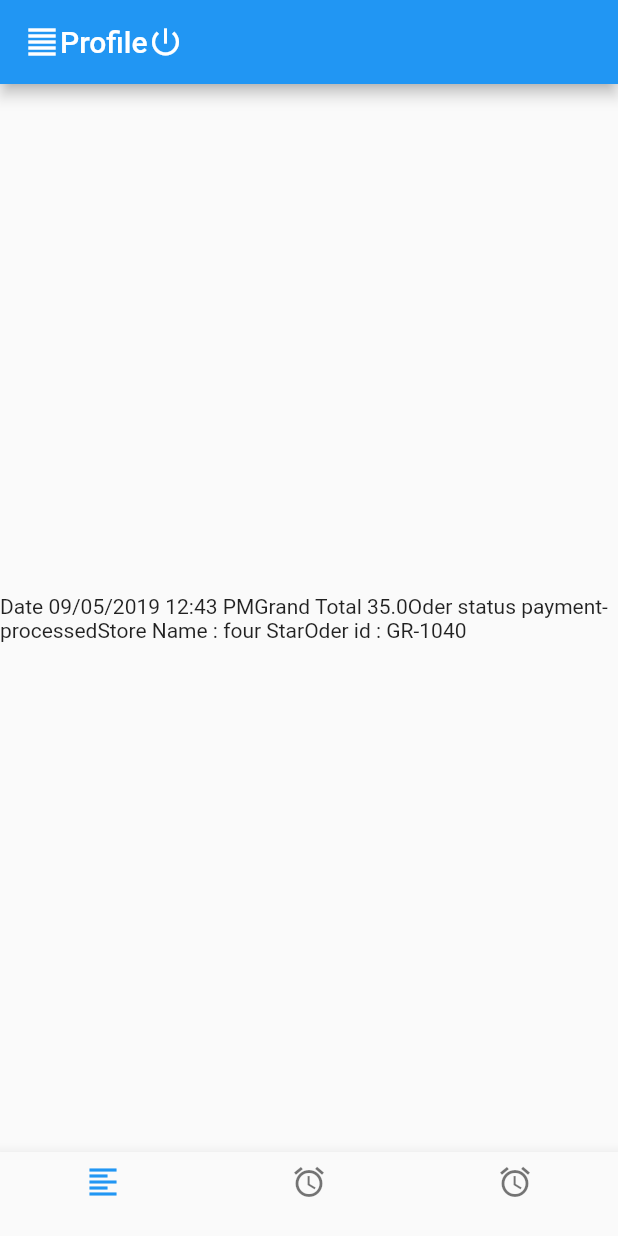
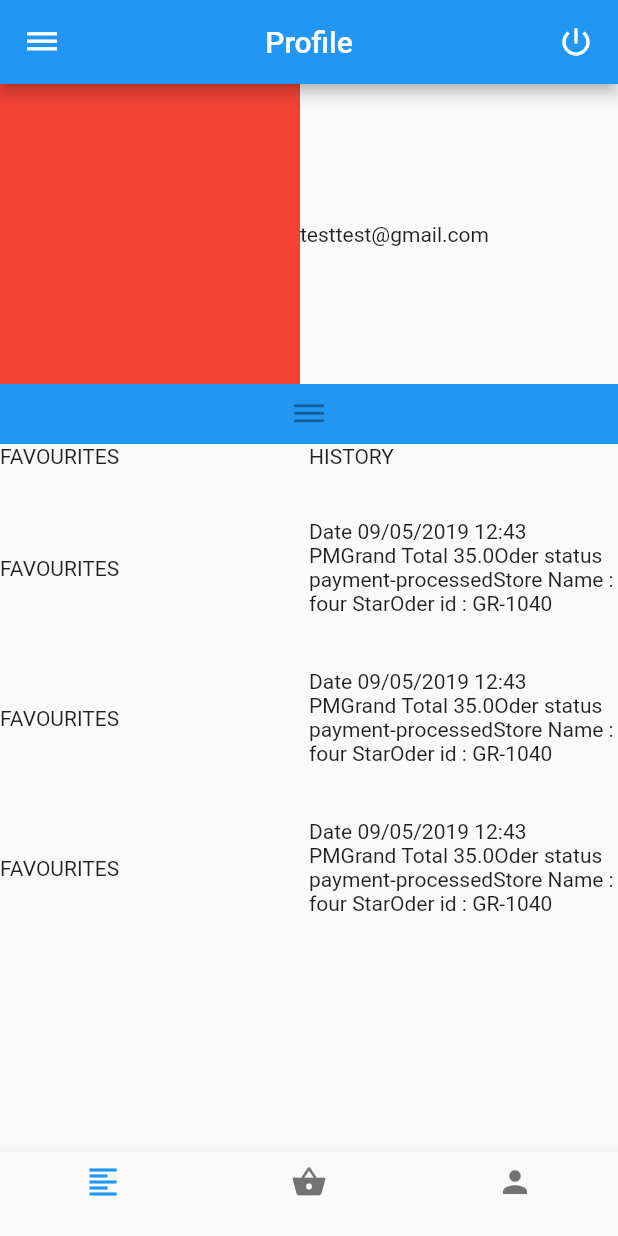
Before and after one commit to INTERNS-LXI-TECHNOLOGIES/Flutter-Workshop, a Flutter app: the screen it shows after launch, on a phone screen of 412 x 824 dp. Run offline on Flutter 3.47's test engine with Material 2 defaults, Android fonts, the phone set to English and light mode, and no system bars.

Commit message:
http://jira.bytatech.com:8080/browse/IN-8114

```diff
--- a/profileScreen/lib/main.dart
+++ b/profileScreen/lib/main.dart
@@ -20,16 +20,12 @@ class MyApp extends StatelessWidget {
 
 
        home: MyHomePage(title: 'Profile'),
+    );
+   }
+
+}
 
 
-
-
-
-    );
-
-
-  }
-}
 
 class MyHomePage extends StatefulWidget {
   MyHomePage({Key key, this.title}) : super(key: key);
@@ -38,6 +34,10 @@ class MyHomePage extends StatefulWidget {
 
   @override
   _MyHomePageState createState() => _MyHomePageState();
+
+
+
+
 }
 
 class _MyHomePageState extends State<MyHomePage> {
@@ -46,9 +46,13 @@ class _MyHomePageState extends State<MyHomePage> {
   Widget build(BuildContext context) {
     return Scaffold(
       appBar: AppBar(
+
       title: Row(
+        mainAxisAlignment: MainAxisAlignment.spaceBetween,
           children: <Widget>[
-            Icon(Icons.format_align_justify),
+            //  Image.asset("assets/download.jpg"),
+
+            Icon(Icons.dehaze),
             Text(widget.title),
             Icon(Icons.power_settings_new)
           ],
@@ -57,19 +61,151 @@ class _MyHomePageState extends State<MyHomePage> {
       ),
        body: Center(
      child: Column(
-           mainAxisAlignment: MainAxisAlignment.center,
       children: <Widget>[
-            Text(
-              'Date 09/05/2019 12:43 PM'
+      Row(children: <Widget>[
+
+      Container(
+
+        width: 200,
+        height: 200,
+        color: Colors.red,
+
+      ),
+      Container(
+
+       child: Text('test'
+       'test@gmail.com')
+
+      )
+    ],
+    ),
+
+   Row(
+    children: <Widget>[
+      Expanded(flex: 6,
+     child: Container(
+
+        width: 700,
+        height: 40,
+        color: Colors.blue,
+        child: IconButton(icon:  Icon(Icons.dehaze), onPressed: null)
+      ),
+    ),
+    ],
+   ),
+
+
+    Row(
+       mainAxisAlignment: MainAxisAlignment.end,
+      children: <Widget>[
+
+        Expanded(flex: 6,
+      child: Container(
+
+        width: 200,
+        height: 50,
+       child: Text('FAVOURITES')
+
+      ),
+      ),
+      Expanded(flex: 6,
+      child: Container(
+         width: 200,
+        height: 50,
+       child: Text('HISTORY')
+
+      ),
+      ),
+    ],
+    ),
+    Row(
+       mainAxisAlignment: MainAxisAlignment.end,
+      children: <Widget>[
+
+        Expanded(flex: 6,
+
+      child: Container(
+
+        width: 200,
+        height: 50,
+       child: Text('FAVOURITES')
+
+      ),
+      ),
+      Expanded(flex: 6,
+      child: Container(
+         width: 200,
+        height: 100,
+       child: Text('Date 09/05/2019 12:43 PM'
               'Grand Total 35.0'
               'Oder status payment-processed'
               'Store Name : four Star'
-              'Oder id : GR-1040',
+              'Oder id : GR-1040')
+
       ),
+      ),
+    ],
+    ),
+     Row(
+       mainAxisAlignment: MainAxisAlignment.end,
+      children: <Widget>[
 
+        Expanded(flex: 6,
+
+      child: Container(
+
+        width: 200,
+        height: 50,
+       child: Text('FAVOURITES')
+
+      ),
+      ),
+      Expanded(flex: 6,
+      child: Container(
+         width: 200,
+        height: 100,
+       child: Text('Date 09/05/2019 12:43 PM'
+              'Grand Total 35.0'
+              'Oder status payment-processed'
+              'Store Name : four Star'
+              'Oder id : GR-1040')
+
+      ),
+      ),
+    ],
+    ),
+     Row(
+       mainAxisAlignment: MainAxisAlignment.end,
+      children: <Widget>[
+
+        Expanded(flex: 6,
+
+      child: Container(
+
+        width: 200,
+        height: 50,
+       child: Text('FAVOURITES')
+
+      ),
+      ),
+      Expanded(flex: 6,
+      child: Container(
+         width: 200,
+        height: 100,
+       child: Text('Date 09/05/2019 12:43 PM'
+              'Grand Total 35.0'
+              'Oder status payment-processed'
+              'Store Name : four Star'
+              'Oder id : GR-1040')
+
+      ),
+      ),
+    ],
+    ),
     ],
     ),
     ),
+
 
 bottomNavigationBar: BottomNavigationBar( items: <BottomNavigationBarItem>[
 
@@ -78,15 +214,19 @@ bottomNavigationBar: BottomNavigationBar( items: <BottomNavigationBarItem>[
               title: Text('')
            ),
            BottomNavigationBarItem(
-              icon: Icon(Icons.access_alarms),
+              icon: Icon(Icons.shopping_basket),
               title: Text('')
            ),
            BottomNavigationBarItem(
-              icon: Icon(Icons.access_alarms),
+              icon: Icon(Icons.person),
               title: Text('')
            )
            ],
-),
+
+)
+      // appBar: AppBar(
+      //   title: Text('Flutter Flat Button Example'),
+      // ),
 
  );
 
```
Also changed, not shown: profileScreen/pubspec.yaml (+5 -3 lines), profileScreen/assets/download.jpg (added), profileScreen/assets/images.png (added), profileScreen/assets/img.png (added). Lines whose indentation alone changed are shown as unchanged.
